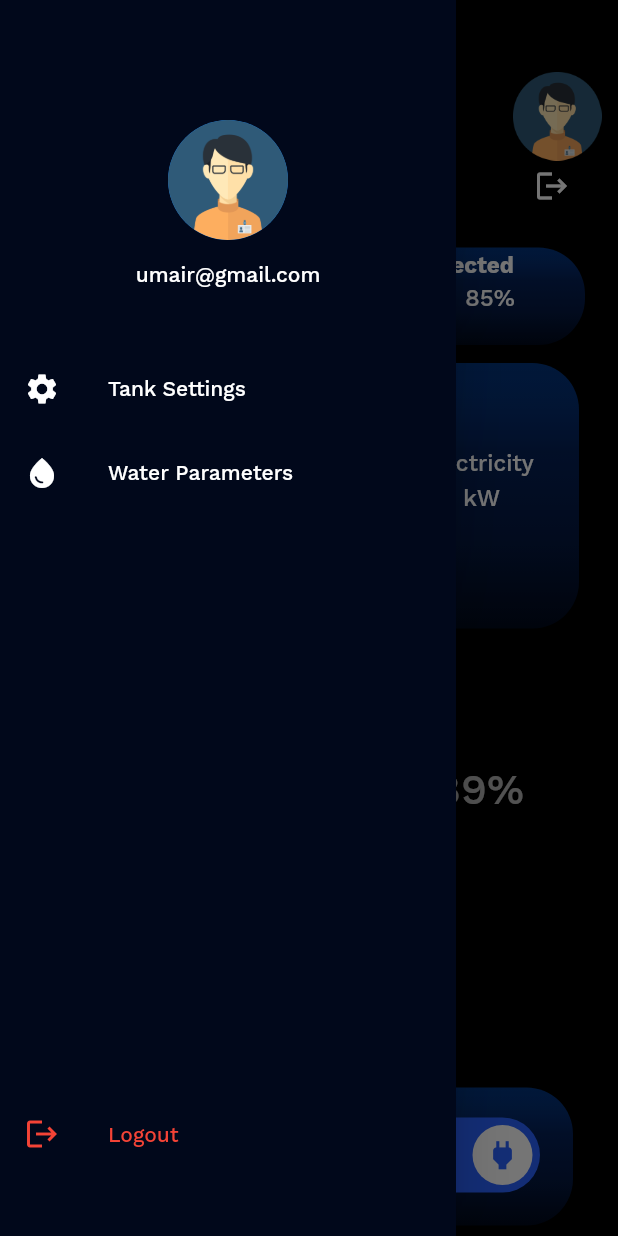
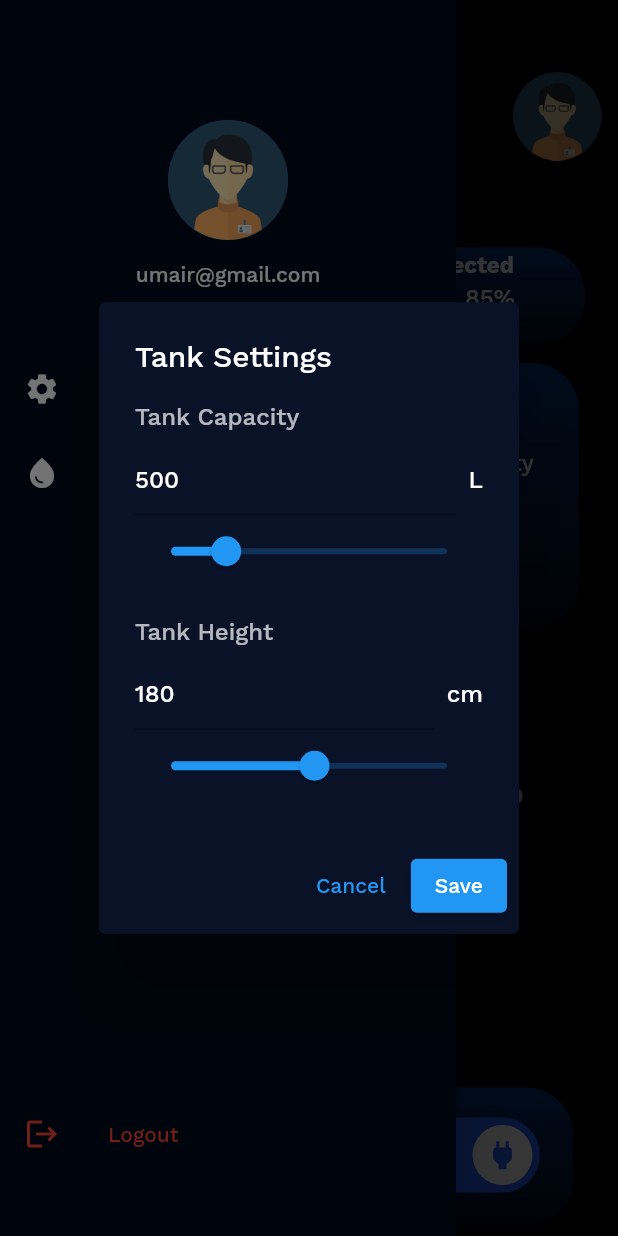
Before and after one commit to Umair777/smarttank, a Flutter app: the screen it shows after launch, in the side drawer, after a tap on "Tank Settings", on a phone screen of 412 x 824 dp. Run offline on Flutter 3.47's test engine with Material 2 defaults, Android fonts, the phone set to English and light mode, and no system bars; drawn by our look-alikes of lite_rolling_switch; our stand-ins replace flutter_riverpod, flutter_svg, rive, supabase_flutter; missing offline and left inert: mqtt_client; accounts and stored records are empty; Roboto replaces fonts that are missing (Work Sans).

Commit message:
add tank capacity and height level

```diff
--- a/lib/dashboard.dart
+++ b/lib/dashboard.dart
@@ -99,25 +99,25 @@ class _DashboardState extends ConsumerState<Dashboard> {
             ),
           ),
 
-          /// QUICK LOGOUT BUTTON (optional)
-          Positioned(
-            top: 100,
-            right: 20,
-            child: IconButton(
-              icon: const Icon(Icons.logout, color: Colors.white),
-              onPressed: () async {
-
-                await Supabase.instance.client.auth.signOut();
-
-                if (mounted) {
-                  Navigator.pushReplacement(
-                    context,
-                    MaterialPageRoute(builder: (_) => const LoginPage()),
-                  );
-                }
-              },
-            ),
-          ),
+          // /// QUICK LOGOUT BUTTON (optional)
+          // Positioned(
+          //   top: 100,
+          //   right: 20,
+          //   child: IconButton(
+          //     icon: const Icon(Icons.logout, color: Colors.white),
+          //     onPressed: () async {
+          //
+          //       await Supabase.instance.client.auth.signOut();
+          //
+          //       if (mounted) {
+          //         Navigator.pushReplacement(
+          //           context,
+          //           MaterialPageRoute(builder: (_) => const LoginPage()),
+          //         );
+          //       }
+          //     },
+          //   ),
+          // ),
         ],
       ),
     );
--- a/lib/drawer.dart
+++ b/lib/drawer.dart
@@ -1,6 +1,7 @@
 import 'package:flutter/material.dart';
 import 'package:supabase_flutter/supabase_flutter.dart';
 import 'login_page.dart';
+import 'widgets/tank_settings_dialog.dart';
 
 class AppDrawer extends StatelessWidget {
   const AppDrawer({super.key});
@@ -38,7 +39,9 @@ class AppDrawer extends StatelessWidget {
               "Tank Settings",
               style: TextStyle(color: Colors.white),
             ),
-            onTap: () {},
+            onTap: () {
+              showTankSettingsDialog(context);
+            },
           ),
 
           ListTile(
--- /dev/null
+++ b/lib/widgets/tank_settings_dialog.dart
@@ -0,0 +1,127 @@
+import 'package:flutter/material.dart';
+
+
+void showTankSettingsDialog(BuildContext context) {
+  double tankCapacity = 500;
+  double tankHeight = 180;
+
+  final TextEditingController capacityController =
+  TextEditingController(text: tankCapacity.toInt().toString());
+  final TextEditingController heightController =
+  TextEditingController(text: tankHeight.toInt().toString());
+
+  showDialog(
+    context: context,
+    builder: (context) {
+      return StatefulBuilder(
+        builder: (context, setState) {
+
+          return AlertDialog(
+            backgroundColor: const Color.fromRGBO(10, 18, 40, 1),
+
+            title: const Text(
+              "Tank Settings",
+              style: TextStyle(color: Colors.white),
+            ),
+
+            content: Column(
+              mainAxisSize: MainAxisSize.min,
+              children: [
+
+                /// ---------- TANK CAPACITY ----------
+                const Align(
+                  alignment: Alignment.centerLeft,
+                  child: Text(
+                    "Tank Capacity",
+                    style: TextStyle(color: Colors.white70),
+                  ),
+                ),
+
+                const SizedBox(height: 8),
+
+                Row(
+                  children: [
+                    Expanded(
+                      child: TextField(
+                        controller: capacityController,
+                        keyboardType: TextInputType.number,
+                        style: const TextStyle(color: Colors.white),
+                      ),
+                    ),
+                    const SizedBox(width: 8),
+                    const Text("L", style: TextStyle(color: Colors.white)),
+                  ],
+                ),
+
+                Slider(
+                  min: 250,
+                  max: 1500,
+                  value: tankCapacity,
+                  onChanged: (value) {
+                    setState(() {
+                      tankCapacity = value;
+                      capacityController.text = value.toInt().toString();
+                    });
+                  },
+                ),
+
+                const SizedBox(height: 20),
+
+                /// ---------- TANK HEIGHT ----------
+                const Align(
+                  alignment: Alignment.centerLeft,
+                  child: Text(
+                    "Tank Height",
+                    style: TextStyle(color: Colors.white70),
+                  ),
+                ),
+
+                const SizedBox(height: 8),
+
+                Row(
+                  children: [
+                    Expanded(
+                      child: TextField(
+                        controller: heightController,
+                        keyboardType: TextInputType.number,
+                        style: const TextStyle(color: Colors.white),
+                      ),
+                    ),
+                    const SizedBox(width: 8),
+                    const Text("cm", style: TextStyle(color: Colors.white)),
+                  ],
+                ),
+
+                Slider(
+                  min: 50,
+                  max: 300,
+                  value: tankHeight,
+                  onChanged: (value) {
+                    setState(() {
+                      tankHeight = value;
+                      heightController.text = value.toInt().toString();
+                    });
+                  },
+                ),
+              ],
+            ),
+
+            actions: [
+              TextButton(
+                onPressed: () => Navigator.pop(context),
+                child: const Text("Cancel"),
+              ),
+
+              ElevatedButton(
+                onPressed: () {
+                  Navigator.pop(context);
+                },
+                child: const Text("Save"),
+              )
+            ],
+          );
+        },
+      );
+    },
+  );
+}
```
